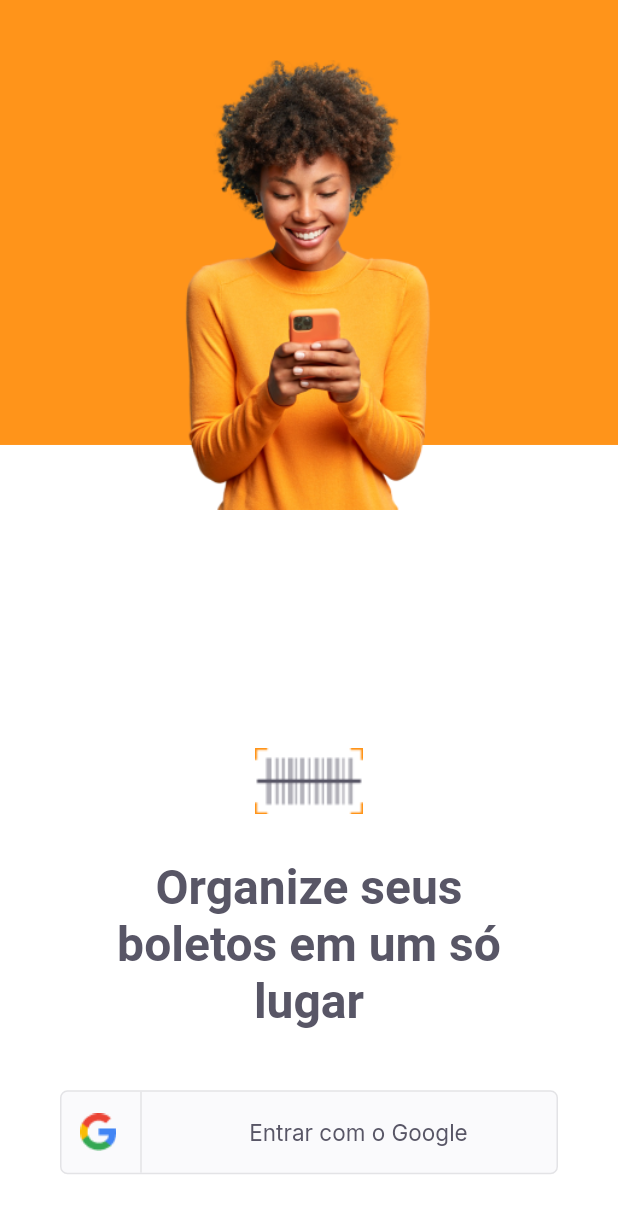
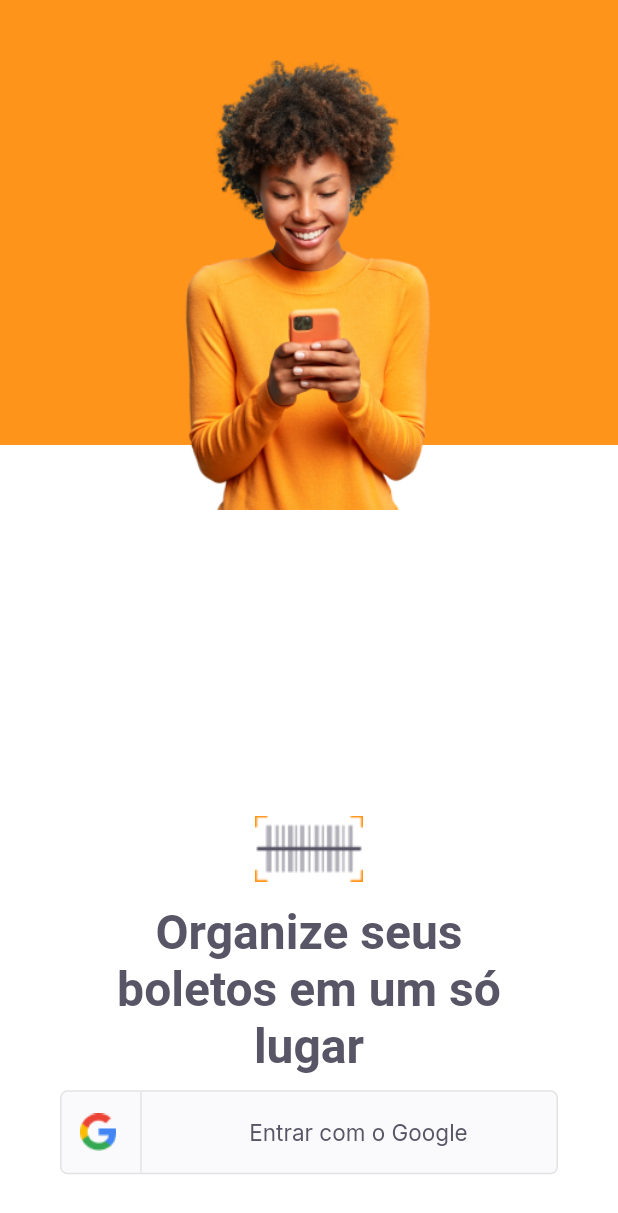
Before and after one commit to Emanuelvss13/Flutter, a Flutter app: the LoginPage screen opened directly, on a phone screen of 412 x 824 dp. Shown: the top 1213 px of the screen. Run offline on Flutter 3.47's test engine with Material 2 defaults, Android fonts, the phone set to English and light mode, and no system bars; our stand-ins replace firebase_core, google_fonts, google_sign_in, shared_preferences; accounts and stored records are empty.

Commit message:
aula_03_in_orbit

```diff
--- a/payflow_flutter/lib/modules/Login/login_page.dart
+++ b/payflow_flutter/lib/modules/Login/login_page.dart
@@ -1,4 +1,6 @@
 import 'package:flutter/material.dart';
+import 'package:google_sign_in/google_sign_in.dart';
+import 'package:payflow_flutter/modules/Login/login_controller.dart';
 import 'package:payflow_flutter/modules/Login/social_login_button.dart';
 import 'package:payflow_flutter/shared/themes/app_colors.dart';
 import 'package:payflow_flutter/shared/themes/app_images.dart';
@@ -12,6 +14,7 @@ class LoginPage extends StatefulWidget {
 }
 
 class _LoginPageState extends State<LoginPage> {
+  final controller = LoginController();
   @override
   Widget build(BuildContext context) {
     final size = MediaQuery.of(context).size;
@@ -48,7 +51,7 @@ class _LoginPageState extends State<LoginPage> {
                       Image.asset(AppImages.logomini),
                       Padding(
                         padding:
-                            const EdgeInsets.only(top: 30, left: 70, right: 70),
+                            const EdgeInsets.only(top: 15, left: 70, right: 70),
                         child: Text(
                           "Organize seus boletos em um só lugar",
                           textAlign: TextAlign.center,
@@ -57,12 +60,10 @@ class _LoginPageState extends State<LoginPage> {
                       ),
                       Padding(
                         padding:
-                            const EdgeInsets.only(right: 40, left: 40, top: 40),
-                        child: SocialLoginButton(
-                          onTap: () {
-                            print("Olá");
-                          },
-                        ),
+                            const EdgeInsets.only(right: 40, left: 40, top: 10),
+                        child: SocialLoginButton(onTap: () {
+                          controller.googleSignIn(context);
+                        }),
                       )
                     ],
                   ))
--- a/payflow_flutter/lib/modules/Splash/splash_page.dart
+++ b/payflow_flutter/lib/modules/Splash/splash_page.dart
@@ -1,4 +1,5 @@
 import 'package:flutter/material.dart';
+import 'package:payflow_flutter/shared/auth/auth_controller.dart';
 import 'package:payflow_flutter/shared/themes/app_colors.dart';
 import 'package:payflow_flutter/shared/themes/app_images.dart';
 
@@ -7,6 +8,8 @@ class SplashPage extends StatelessWidget {
 
   @override
   Widget build(BuildContext context) {
+    final authController = AuthController();
+    authController.CurrentUser(context);
     return Scaffold(
       backgroundColor: AppColors.background,
       body: Stack(
--- /dev/null
+++ b/payflow_flutter/lib/shared/models/user.dart
@@ -0,0 +1,19 @@
+import 'dart:convert';
+
+class UserModel {
+  final String name;
+  final String? photoUrl;
+
+  UserModel({required this.name, this.photoUrl});
+
+  factory UserModel.fromMap(Map<String, dynamic> map) {
+    return UserModel(name: map["name"], photoUrl: map["photoUrl"]);
+  }
+
+  factory UserModel.fromJson(String json) =>
+      UserModel.fromMap(jsonDecode(json));
+
+  Map<String, dynamic> toMap() => {"name": name, "photoUrl": photoUrl};
+
+  String toJson() => jsonEncode(toMap());
+}
--- a/payflow_flutter/lib/shared/themes/app_text_styles.dart
+++ b/payflow_flutter/lib/shared/themes/app_text_styles.dart
@@ -4,11 +4,14 @@ import 'package:payflow_flutter/shared/themes/app_colors.dart';
 
 class AppText {
   static final titleHome = GoogleFonts.lexendDeca(
-      fontSize: 32, fontWeight: FontWeight.w600, color: AppColors.heading);
+    fontSize: 32,
+    fontWeight: FontWeight.w600,
+    color: AppColors.heading,
+  );
   static final titleRegular = GoogleFonts.lexendDeca(
     fontSize: 20,
     fontWeight: FontWeight.w400,
-    color: AppColors.heading,
+    color: AppColors.background,
   );
   static final titleBoldHeading = GoogleFonts.lexendDeca(
     fontSize: 20,
@@ -75,32 +78,32 @@ class AppText {
     fontWeight: FontWeight.w700,
     color: AppColors.background,
   );
-  static final captionBackground = GoogleFonts.lexendDeca(
+  static final captionBackground = GoogleFonts.inter(
     fontSize: 13,
     fontWeight: FontWeight.w400,
     color: AppColors.background,
   );
-  static final captionShape = GoogleFonts.lexendDeca(
+  static final captionShape = GoogleFonts.inter(
     fontSize: 13,
     fontWeight: FontWeight.w400,
     color: AppColors.shape,
   );
-  static final captionBody = GoogleFonts.lexendDeca(
+  static final captionBody = GoogleFonts.inter(
     fontSize: 13,
     fontWeight: FontWeight.w400,
     color: AppColors.body,
   );
-  static final captionBoldBackground = GoogleFonts.lexendDeca(
+  static final captionBoldBackground = GoogleFonts.inter(
     fontSize: 13,
     fontWeight: FontWeight.w600,
     color: AppColors.background,
   );
-  static final captionBoldShape = GoogleFonts.lexendDeca(
+  static final captionBoldShape = GoogleFonts.inter(
     fontSize: 13,
     fontWeight: FontWeight.w600,
     color: AppColors.shape,
   );
-  static final captionBoldBody = GoogleFonts.lexendDeca(
+  static final captionBoldBody = GoogleFonts.inter(
     fontSize: 13,
     fontWeight: FontWeight.w600,
     color: AppColors.body,
--- a/payflow_flutter/pubspec.yaml
+++ b/payflow_flutter/pubspec.yaml
@@ -30,6 +30,10 @@ dependencies:
   flutter:
     sdk: flutter
   google_fonts: ^2.1.0
+  firebase_core: ^1.5.0
+  google_sign_in: ^5.0.7
+  google_sign_in_web: ^0.10.0+1
+  shared_preferences: ^2.0.6
 
 
   # The following adds the Cupertino Icons font to your application.
```
Also changed, not shown: payflow_flutter/lib/app_widget.dart (added, +25 -0 lines), payflow_flutter/lib/main.dart (+35 -8 lines), payflow_flutter/lib/modules/Home/home_controller.dart (added, +7 -0 lines), payflow_flutter/lib/modules/Home/home_page.dart (+85 -3 lines), payflow_flutter/lib/modules/Login/login_controller.dart (added, +23 -0 lines), payflow_flutter/lib/shared/auth/auth_controller.dart (added, +44 -0 lines), payflow_flutter/pubspec.lock, 3 other files.
